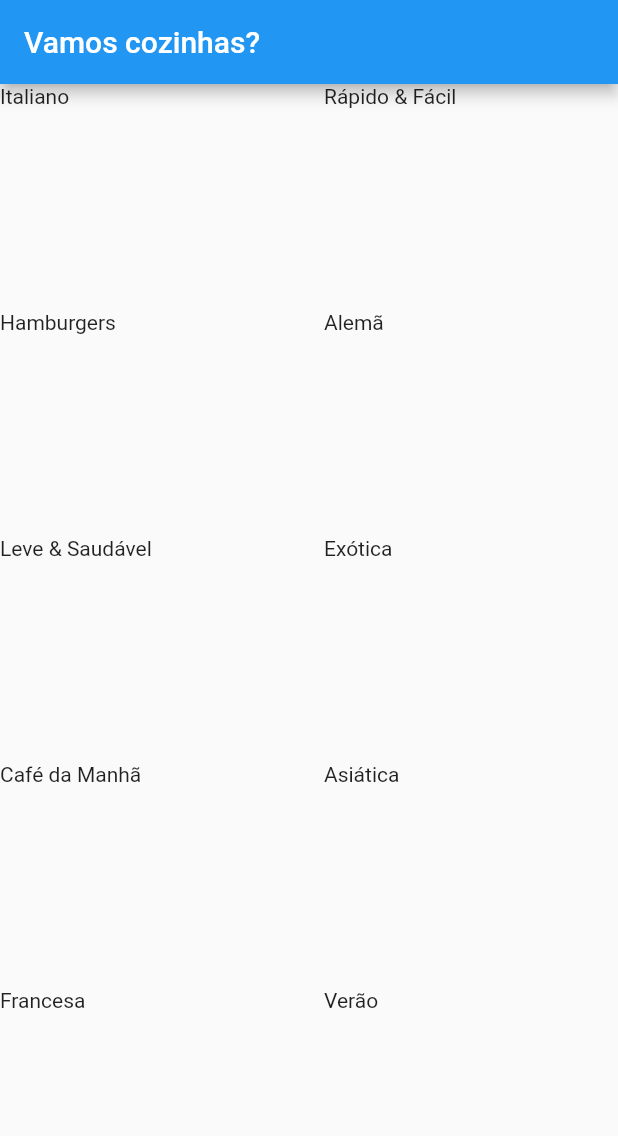
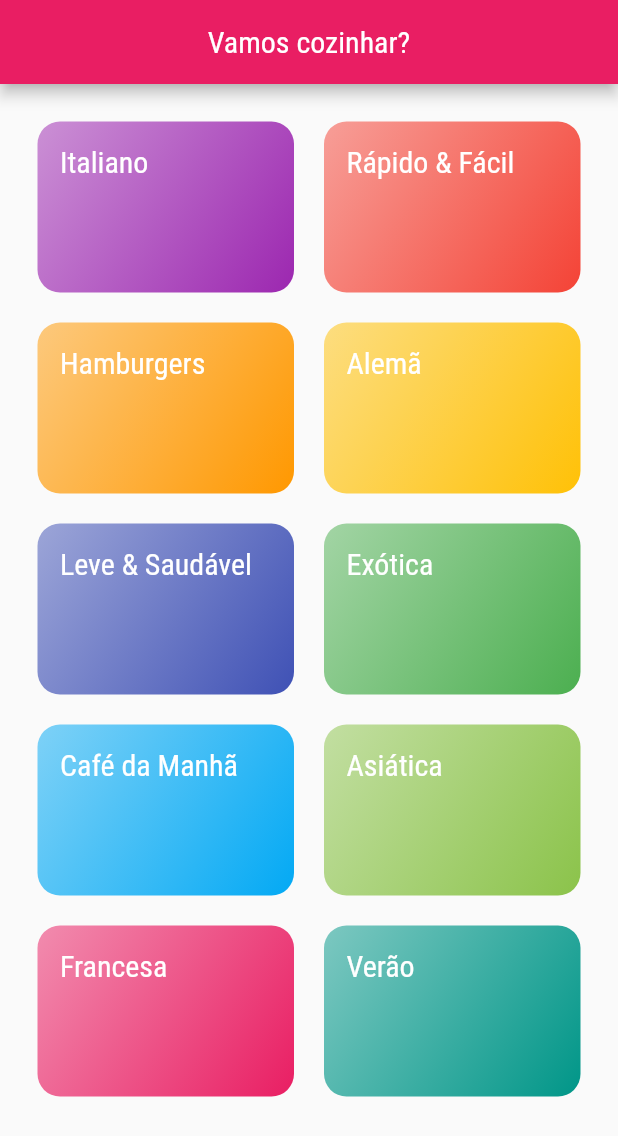
Before and after one commit to Penfore/project_meals, a Flutter app: the screen it shows after launch, on a phone screen of 412 x 824 dp. Shown: the top 1136 px of the screen. Run offline on Flutter 3.47's test engine with Material 2 defaults, Android fonts, the phone set to English and light mode, and no system bars.

Commit message:
theme style

```diff
--- a/lib/components/category_item.dart
+++ b/lib/components/category_item.dart
@@ -12,7 +12,22 @@
   @override
   Widget build(BuildContext context) {
     return Container(
-      child: Text(category!.title!),
+      padding: const EdgeInsets.all(15),
+      child: Text(
+        category!.title!,
+        style: Theme.of(context).textTheme.headline6,
+      ),
+      decoration: BoxDecoration(
+        borderRadius: BorderRadius.circular(15),
+        gradient: LinearGradient(
+          colors: [
+            category!.color!.withOpacity(0.5),
+            category!.color!,
+          ],
+          begin: Alignment.topLeft,
+          end: Alignment.bottomRight,
+        ),
+      ),
     );
   }
 }
--- a/lib/main.dart
+++ b/lib/main.dart
@@ -2,17 +2,28 @@
 
 import 'screens/categories_screen.dart';
 
-void main() => runApp(const MyApp());
+void main() => runApp(MyApp());
 
 class MyApp extends StatelessWidget {
-  const MyApp({Key? key}) : super(key: key);
-
   @override
   Widget build(BuildContext context) {
     return MaterialApp(
       title: 'Vamos cozinhar?',
-      theme: ThemeData(
-        primarySwatch: Colors.blue,
+      theme: ThemeData().copyWith(
+        colorScheme: ThemeData().colorScheme.copyWith(
+              primary: Colors.pink,
+              secondary: Colors.amber,
+            ),
+        textTheme: ThemeData.light().textTheme.copyWith(
+              headline6: const TextStyle(
+                fontSize: 20,
+                fontFamily: 'RobotoCondensed',
+              ),
+              bodyText1: const TextStyle(
+                fontFamily: 'Raleway',
+              ),
+            ),
+        canvasColor: const Color.fromRGBO(255, 254, 229, 1),
       ),
       home: const CategoriesScreen(),
     );
--- a/lib/screens/categories_screen.dart
+++ b/lib/screens/categories_screen.dart
@@ -10,9 +10,11 @@
   Widget build(BuildContext context) {
     return Scaffold(
       appBar: AppBar(
-        title: const Text('Vamos cozinhas?'),
+        centerTitle: true,
+        title: const Text('Vamos cozinhar?'),
       ),
       body: GridView(
+        padding: const EdgeInsets.all(25),
         gridDelegate: const SliverGridDelegateWithMaxCrossAxisExtent(
           maxCrossAxisExtent: 200,
           childAspectRatio: 3 / 2,
```
Also changed, not shown: pubspec.yaml (+17 -6 lines), assets/fonts/Raleway-Black.ttf (added), assets/fonts/Raleway-Bold.ttf (added), assets/fonts/Raleway-Regular.ttf (added), assets/fonts/RobotoCondensed-Bold.ttf (added), assets/fonts/RobotoCondensed-Italic.ttf (added), assets/fonts/RobotoCondensed-Light.ttf (added), assets/fonts/RobotoCondensed-Regular.ttf (added), 1 other file.
